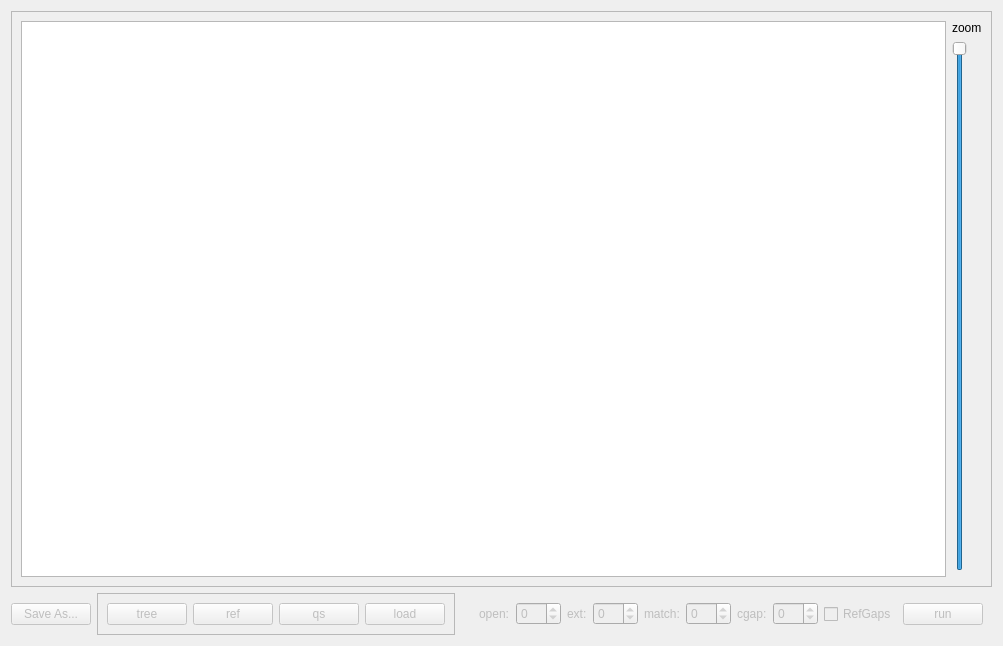
This is main_widget.ui in sim82/contraption as Qt 5 draws it before an edit. The edited form follows.
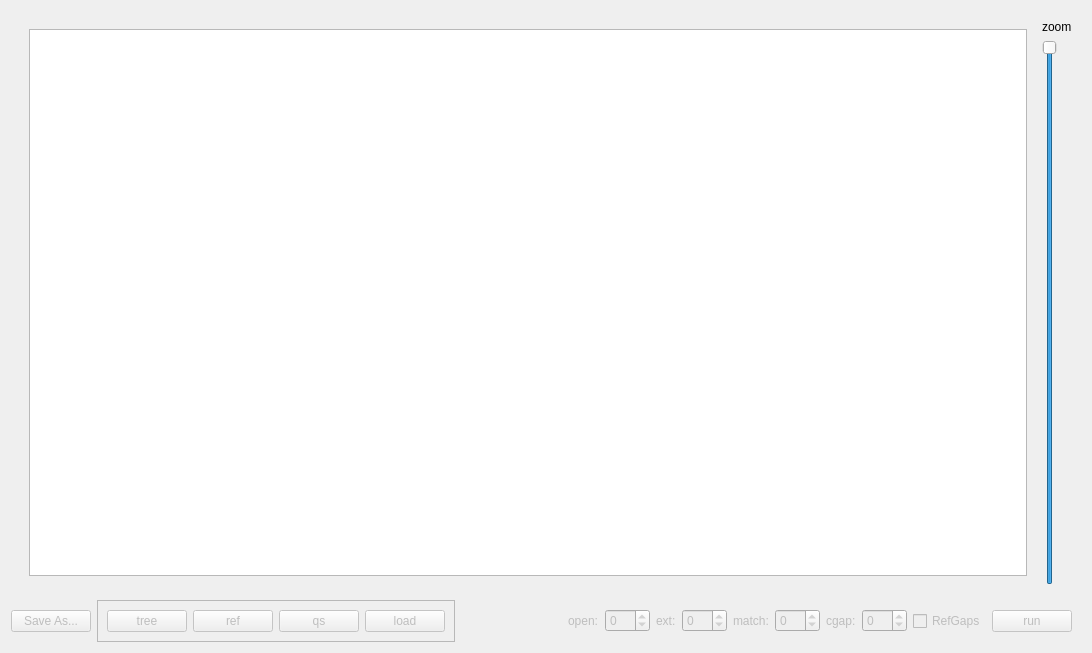
This is the edited form.

```diff
--- a/main_widget.ui
+++ b/main_widget.ui
@@ -6,8 +6,8 @@
    <rect>
     <x>0</x>
     <y>0</y>
-    <width>1003</width>
-    <height>646</height>
+    <width>1092</width>
+    <height>653</height>
    </rect>
   </property>
   <property name="windowTitle">
@@ -171,13 +171,22 @@
    <item row="0" column="0" colspan="4">
     <widget class="QFrame" name="frame">
      <property name="frameShape">
-      <enum>QFrame::StyledPanel</enum>
+      <enum>QFrame::NoFrame</enum>
      </property>
      <property name="frameShadow">
       <enum>QFrame::Raised</enum>
      </property>
      <layout class="QGridLayout" name="gridLayout_2">
-      <item row="0" column="0" rowspan="3">
+      <item row="0" column="0" rowspan="2">
+       <widget class="QFrame" name="frame_2">
+        <property name="frameShape">
+         <enum>QFrame::NoFrame</enum>
+        </property>
+        <property name="frameShadow">
+         <enum>QFrame::Raised</enum>
+        </property>
+        <layout class="QHBoxLayout" name="horizontalLayout">
+         <item>
        <widget class="QSplitter" name="splitter">
         <property name="orientation">
          <enum>Qt::Vertical</enum>
@@ -189,7 +198,7 @@
          <property name="sizePolicy">
           <sizepolicy hsizetype="Expanding" vsizetype="Preferred">
            <horstretch>0</horstretch>
-           <verstretch>1</verstretch>
+              <verstretch>0</verstretch>
           </sizepolicy>
          </property>
          <property name="baseSize">
@@ -199,12 +208,20 @@
           </size>
          </property>
          <property name="readOnly">
-          <bool>true</bool>
+             <bool>false</bool>
          </property>
          <property name="centerOnScroll">
           <bool>true</bool>
          </property>
         </widget>
+          </widget>
+         </item>
+        </layout>
+        <zorder>pte_log</zorder>
+        <zorder>saQuery</zorder>
+        <zorder>saRef</zorder>
+        <zorder>pte_log_2</zorder>
+        <zorder>scrollArea_3</zorder>
        </widget>
       </item>
       <item row="0" column="1">
```
Lines whose indentation alone changed are shown as unchanged.
